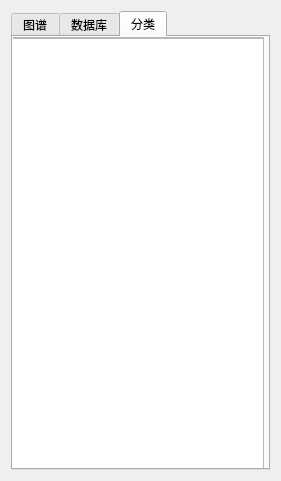
First picture: the form in LeftWindow.ui, repository WooodHead/labelling3, before the edit.
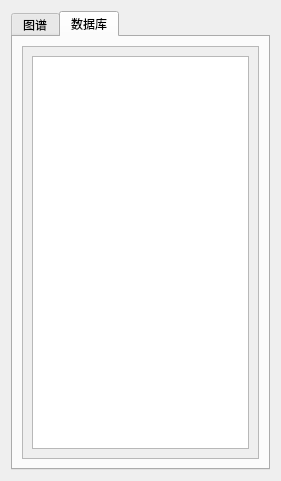
Second picture: the form after the edit. The open tabs and pages were chosen to show the change.

```diff
--- a/LeftWindow.ui
+++ b/LeftWindow.ui
@@ -120,50 +120,6 @@
        </item>
       </layout>
      </widget>
-     <widget class="QWidget" name="tabClass">
-      <attribute name="title">
-       <string>分类</string>
-      </attribute>
-      <widget class="QScrollArea" name="scrollAreaClass">
-       <property name="geometry">
-        <rect>
-         <x>-20</x>
-         <y>0</y>
-         <width>271</width>
-         <height>451</height>
-        </rect>
-       </property>
-       <property name="widgetResizable">
-        <bool>true</bool>
-       </property>
-       <widget class="QWidget" name="scrollAreaClassWidgetContents">
-        <property name="geometry">
-         <rect>
-          <x>0</x>
-          <y>0</y>
-          <width>269</width>
-          <height>449</height>
-         </rect>
-        </property>
-        <widget class="QTreeView" name="treeViewTabClass">
-         <property name="geometry">
-          <rect>
-           <x>-20</x>
-           <y>0</y>
-           <width>291</width>
-           <height>451</height>
-          </rect>
-         </property>
-         <property name="midLineWidth">
-          <number>1</number>
-         </property>
-         <property name="tabKeyNavigation">
-          <bool>true</bool>
-         </property>
-        </widget>
-       </widget>
-      </widget>
-     </widget>
     </widget>
    </item>
   </layout>
```
Left out of the diff: 28 changed lines with no effect on the pictures.
